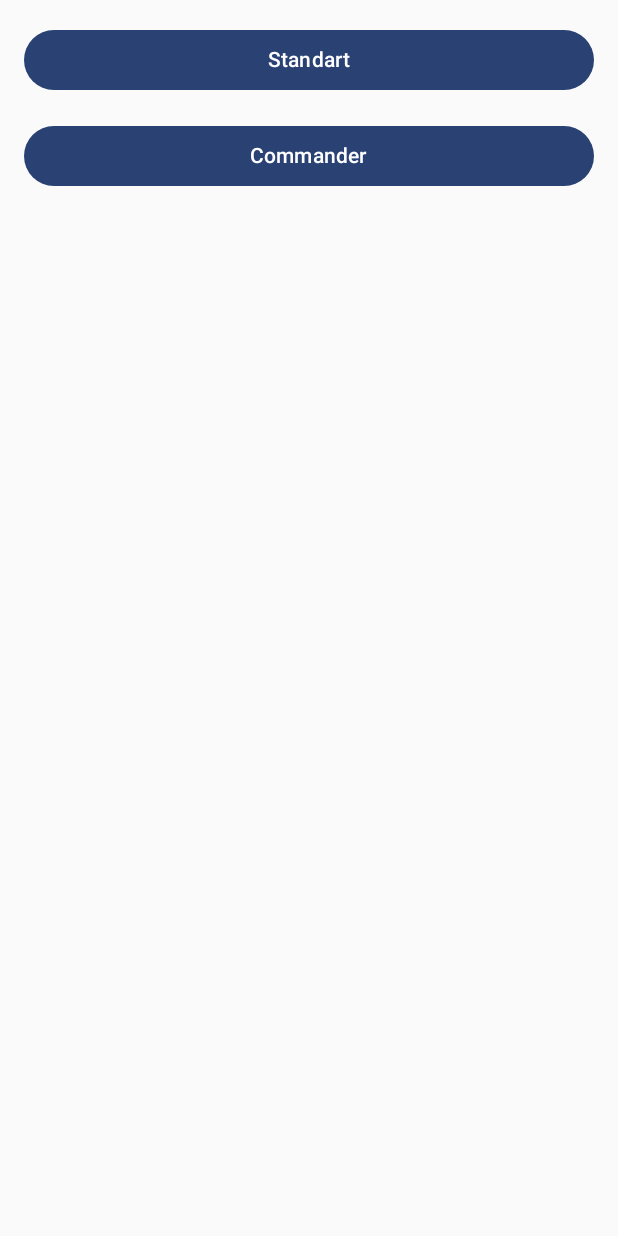
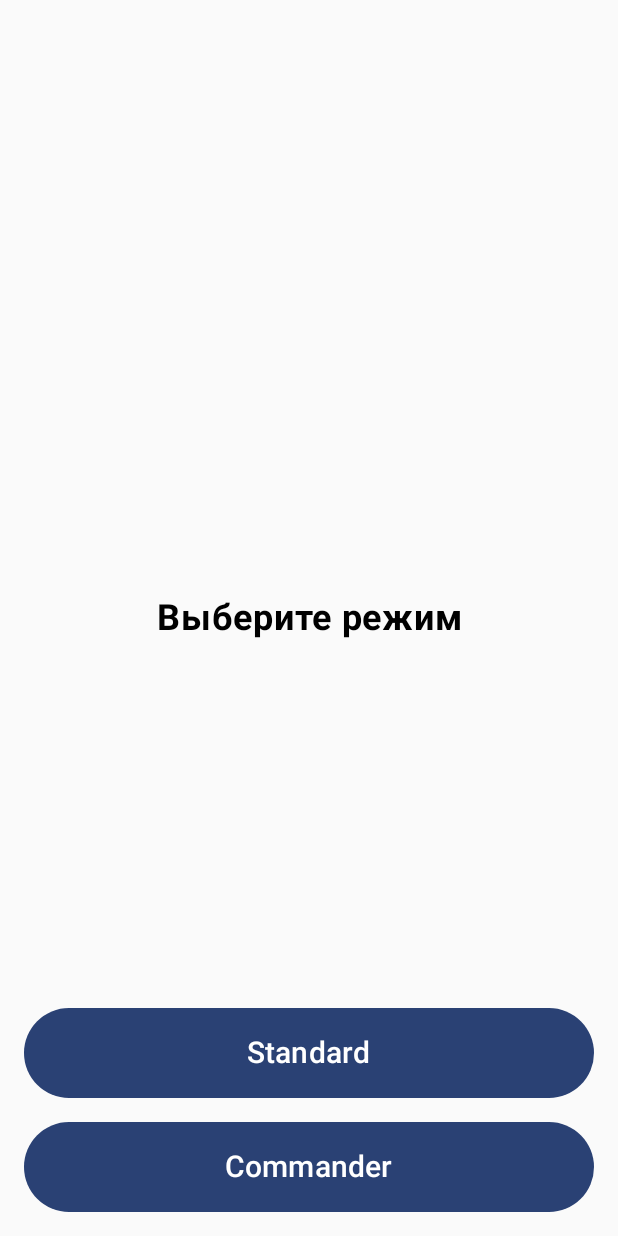
Before and after one commit to AndroidDevoper/MTG_APP_Test, an Android app built with Jetpack Compose: the SelectModeScreen screen opened through its navigation route, on a phone screen of 412 x 824 dp. Run offline under Robolectric (Android 15) with nearby library versions, the phone set to English and light mode, and no system bars.

Commit message:
develop 2

```diff
--- a/app/src/main/java/com/example/mtgapp/MainActivity.kt
+++ b/app/src/main/java/com/example/mtgapp/MainActivity.kt
@@ -84,7 +84,8 @@ private fun AppNavigation(deckRepository: DeckRepository) {
                     val players = URLEncoder.encode(Gson().toJson(it), "UTF-8")
                     navController.navigate("game/$argsGameMode/$players")
                 },
-                decks = deckRepository.getAllDecks()
+                decksFlow = deckRepository.decksFlow,
+                onCreateDeckClick = {  }
             )
         }
 
--- /dev/null
+++ b/app/src/main/java/com/example/mtgapp/composable/CommonButton.kt
@@ -0,0 +1,28 @@
+package com.example.mtgapp.composable
+
+import androidx.compose.foundation.layout.fillMaxWidth
+import androidx.compose.foundation.layout.height
+import androidx.compose.material3.Button
+import androidx.compose.material3.Text
+import androidx.compose.runtime.Composable
+import androidx.compose.ui.Modifier
+import androidx.compose.ui.unit.*
+
+@Composable
+fun CommonButton(
+    modifier: Modifier = Modifier,
+    text: String,
+    onClick: () -> Unit,
+) {
+    Button(
+        onClick = onClick,
+        modifier = modifier
+            .fillMaxWidth()
+            .height(60.dp)
+    ) {
+        Text(
+            text = text,
+            fontSize = TextUnit(20f, TextUnitType.Sp)
+        )
+    }
+}
--- /dev/null
+++ b/app/src/main/java/com/example/mtgapp/composable/TitleText.kt
@@ -0,0 +1,25 @@
+package com.example.mtgapp.composable
+
+import androidx.compose.foundation.layout.fillMaxWidth
+import androidx.compose.foundation.layout.padding
+import androidx.compose.material3.Text
+import androidx.compose.runtime.Composable
+import androidx.compose.ui.Modifier
+import androidx.compose.ui.text.font.FontWeight
+import androidx.compose.ui.text.style.TextAlign
+import androidx.compose.ui.unit.*
+
+@Composable
+fun TitleText(
+    modifier: Modifier = Modifier,
+    text: String,
+) {
+    Text(
+        modifier = modifier.fillMaxWidth()
+            .padding(horizontal = 16.dp),
+        text = text,
+        textAlign = TextAlign.Center,
+        fontSize = TextUnit(24f, TextUnitType.Sp),
+        fontWeight = FontWeight.Bold
+    )
+}
--- a/app/src/main/java/com/example/mtgapp/domain/DeckRepository.kt
+++ b/app/src/main/java/com/example/mtgapp/domain/DeckRepository.kt
@@ -6,6 +6,7 @@ import android.content.SharedPreferences
 import com.example.mtgapp.models.Deck
 import java.io.File
 import com.google.gson.Gson
+import kotlinx.coroutines.flow.*
 
 class DeckRepository(context: Context) {
     private val sharedPrefs: SharedPreferences = context.getSharedPreferences("decks_prefs", Context.MODE_PRIVATE)
@@ -16,6 +17,10 @@ class DeckRepository(context: Context) {
             if (!exists()) mkdir()
         }
     }
+
+    val decksFlow = MutableStateFlow(getAllDecks())
+
+    private fun updateFlow() { decksFlow.update { getAllDecks() } }
 
     // Получение всех колод
     fun getAllDecks(): List<Deck> {
@@ -63,6 +68,7 @@ class DeckRepository(context: Context) {
             .remove("deck_$id")
             .remove("deck_ids")
             .apply()
+        updateFlow()
     }
 
     private fun saveDeck(deck: Deck) {
@@ -71,5 +77,6 @@ class DeckRepository(context: Context) {
         editor.putInt("current_id", deck.id)
         editor.putStringSet("deck_ids", sharedPrefs.getStringSet("deck_ids", setOf())?.plus(deck.id.toString()))
         editor.apply()
+        updateFlow()
     }
 }
--- a/app/src/main/java/com/example/mtgapp/screens/MainScreen.kt
+++ b/app/src/main/java/com/example/mtgapp/screens/MainScreen.kt
@@ -1,16 +1,14 @@
 package com.example.mtgapp.screens
 
-import androidx.compose.foundation.layout.Arrangement
-import androidx.compose.foundation.layout.Column
-import androidx.compose.foundation.layout.fillMaxSize
-import androidx.compose.foundation.layout.fillMaxWidth
-import androidx.compose.foundation.layout.padding
+import androidx.compose.foundation.layout.*
 import androidx.compose.material3.Button
 import androidx.compose.material3.Text
 import androidx.compose.runtime.Composable
+import androidx.compose.ui.Alignment
 import androidx.compose.ui.Modifier
 import androidx.compose.ui.tooling.preview.Preview
-import androidx.compose.ui.unit.dp
+import androidx.compose.ui.unit.*
+import com.example.mtgapp.composable.CommonButton
 import com.example.mtgapp.ui.theme.MTGAPPTheme
 
 @Composable
@@ -19,31 +17,28 @@ fun MainScreen(
     navigateToDecks: () -> Unit,
     navigateToStats: () -> Unit
 ) {
-    Column(
-        modifier = Modifier
-            .fillMaxSize()
-            .padding(16.dp),
-        verticalArrangement = Arrangement.spacedBy(16.dp)
-    ) {
-        Button(
-            onClick = navigateToGame,
-            modifier = Modifier.fillMaxWidth()
+    Box {
+        Column(
+            modifier = Modifier
+                .fillMaxSize()
+                .padding(16.dp)
+                .align(Alignment.BottomCenter),
+            verticalArrangement = Arrangement.spacedBy(16.dp, Alignment.Bottom)
         ) {
-            Text("Начать игру")
-        }
+            CommonButton(
+                text = "Начать игру",
+                onClick = navigateToGame
+            )
 
-        Button(
-            onClick = navigateToDecks,
-            modifier = Modifier.fillMaxWidth()
-        ) {
-            Text("Управление колодами")
-        }
+            CommonButton(
+                text = "Управление колодами",
+                onClick = navigateToDecks
+            )
 
-        Button(
-            onClick = navigateToStats,
-            modifier = Modifier.fillMaxWidth()
-        ) {
-            Text("Статистика")
+            CommonButton(
+                text = "Статистика",
+                onClick = navigateToStats
+            )
         }
     }
 }
--- a/app/src/main/java/com/example/mtgapp/screens/SelectModeScreen.kt
+++ b/app/src/main/java/com/example/mtgapp/screens/SelectModeScreen.kt
@@ -1,16 +1,17 @@
 package com.example.mtgapp.screens
 
-import androidx.compose.foundation.layout.Arrangement
-import androidx.compose.foundation.layout.Column
-import androidx.compose.foundation.layout.fillMaxSize
-import androidx.compose.foundation.layout.fillMaxWidth
-import androidx.compose.foundation.layout.padding
+import androidx.compose.foundation.layout.*
 import androidx.compose.material3.Button
 import androidx.compose.material3.Text
 import androidx.compose.runtime.Composable
+import androidx.compose.ui.Alignment
 import androidx.compose.ui.Modifier
+import androidx.compose.ui.text.font.FontWeight
+import androidx.compose.ui.text.style.TextAlign
 import androidx.compose.ui.tooling.preview.Preview
-import androidx.compose.ui.unit.dp
+import androidx.compose.ui.unit.*
+import com.example.mtgapp.composable.CommonButton
+import com.example.mtgapp.composable.TitleText
 import com.example.mtgapp.ui.theme.MTGAPPTheme
 
 @Composable
@@ -18,24 +19,27 @@ fun SelectModeScreen(
     navigateToStandard: () -> Unit,
     navigateToCommander: () -> Unit
 ) {
+    Box {
+        TitleText(
+            modifier = Modifier.align(Alignment.Center),
+            text = "Выберите режим",
+        )
+
         Column(
             modifier = Modifier
                 .fillMaxSize()
                 .padding(16.dp),
-        verticalArrangement = Arrangement.spacedBy(16.dp)
+            verticalArrangement = Arrangement.spacedBy(16.dp, Alignment.Bottom)
         ) {
-        Button(
+            CommonButton(
                 onClick = navigateToStandard,
-            modifier = Modifier.fillMaxWidth()
-        ) {
-            Text("Standart")
-        }
+                text = "Standard"
+            )
 
-        Button(
+            CommonButton(
                 onClick = navigateToCommander,
-            modifier = Modifier.fillMaxWidth()
-        ) {
-            Text("Commander")
+                text = "Commander"
+            )
         }
     }
 }
```
Also changed, not shown: app/src/main/java/com/example/mtgapp/screens/CommanderScreen.kt (+10 -1 lines), app/src/main/java/com/example/mtgapp/screens/DeckCreateScreen.kt (added, +8 -0 lines), app/src/main/java/com/example/mtgapp/screens/DeckSelectionScreen.kt (+56 -19 lines), app/src/main/java/com/example/mtgapp/screens/GameScreen.kt (+106 -21 lines), app/src/main/res/drawable/ic_minus.xml (added, +9 -0 lines), app/src/main/res/drawable/ic_plus.xml (added, +10 -0 lines), 1 other file. Lines whose indentation alone changed are shown as unchanged.
